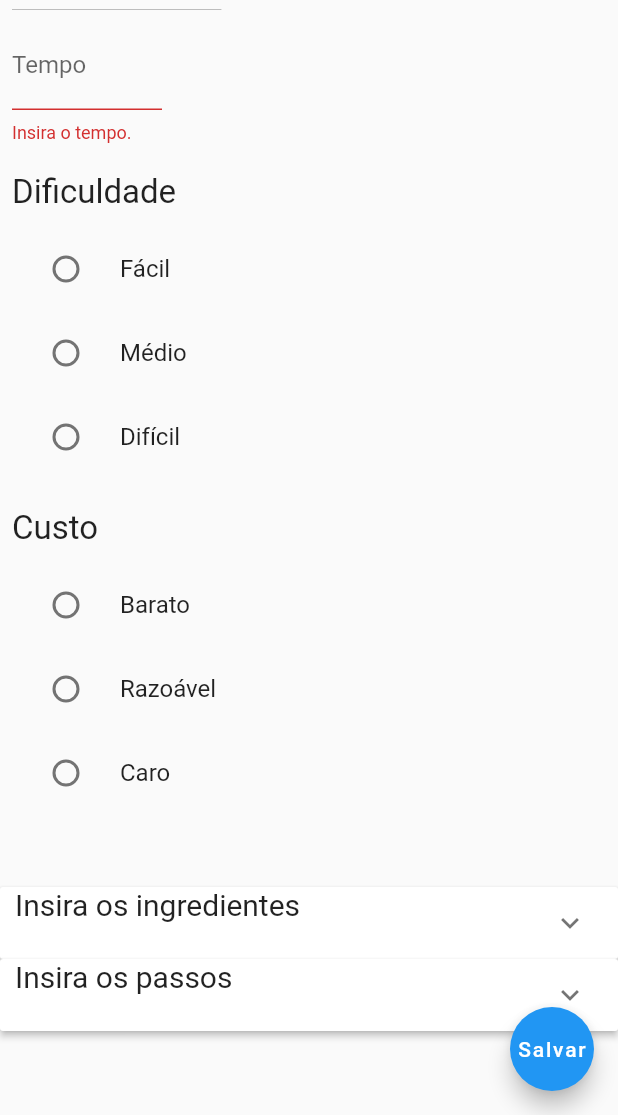
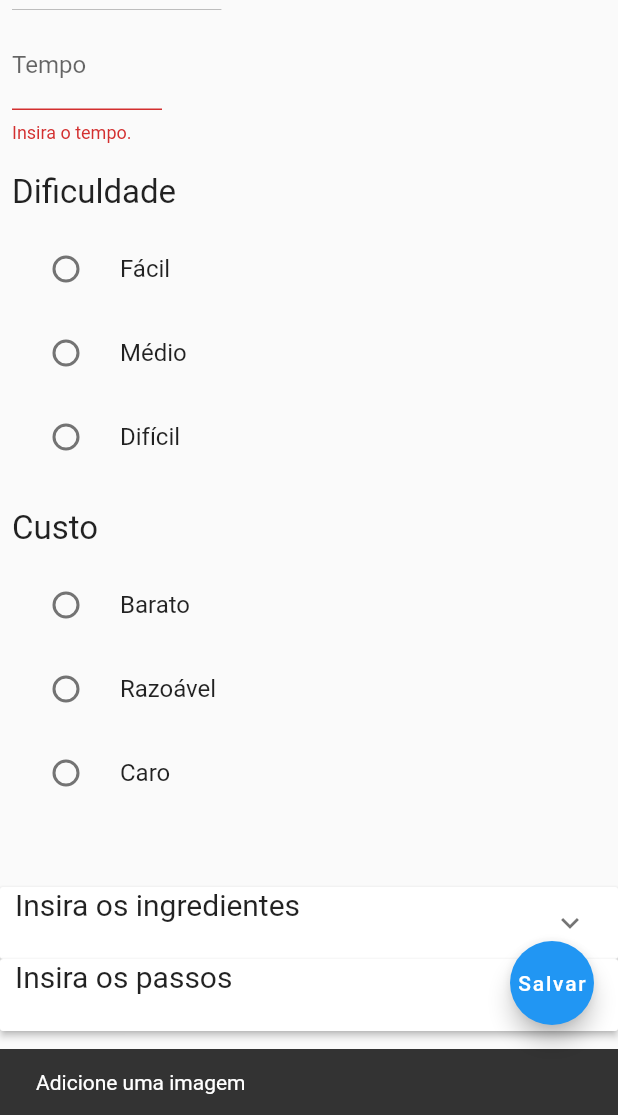
Before and after one commit to adrianoaraujo0/app_refeicoes, a Flutter app: the RegistrationPage screen opened directly with empty values, scrolled down 318 dp, after a tap on "Salvar", on a phone screen of 412 x 824 dp, the part 121-1236 px from its top. Run offline on Flutter 3.47's test engine with Material 2 defaults, Android fonts, the light colour scheme and no system bars; our stand-ins replace image_picker, rxdart, sqflite; accounts and stored records are empty.

Commit message:
validacao no form implementada

```diff
--- a/lib/pages/registration/registration_controller.dart
+++ b/lib/pages/registration/registration_controller.dart
@@ -118,8 +118,41 @@ class RegistrationController{
     return lastMeal.id!;
   }
 
-  void formVerification() async{
-   formKey.currentState!.validate();
+  void validationExpansionList(bool changeToStep, Meal meal){
+     formKey.currentState!.validate();
+
+     if(changeToStep){
+      if(textControllerNameIngredient.text.isNotEmpty){
+        insertListIngredients(meal);
+      }
+     }else{
+      if(textControllerNameStep.text.isNotEmpty){
+        insertListStep(meal);
+      }
+     }
+  }
+
+  String validationForm(Meal meal){
+    if(meal.imgUrl == null ||  meal.imgUrl!.isEmpty){
+      return "Adicione uma imagem";
+    }else if(textControllerNameMeal.text.isEmpty){
+      return "Adicione o nome da receita";
+    }else if(meal.category == null || meal.category!.isEmpty){
+      return "Escolha a categoria da receita";
+    }else if(textControllerTimeMeal.text.isEmpty){
+      return "Adicione o tempo da receita";
+    }else if(meal.complexity == null || meal.complexity!.isEmpty){
+      return "Escolha a dificuldade da receita";
+    }else if(meal.cost == null){
+      return "Escolha o custo da receita";
+    }else if(meal.ingredientMeal.isEmpty){
+      return "Insira os ingredientes da receita";
+    }else if(meal.stepMeal.isEmpty){
+      return "Insira os passos da receita";
+    }else {
+      insertMealDatabase();
+      return "Receita salva com sucesso!";
+    }
   }
 
   void printTables() async{
--- a/lib/pages/registration/registration_page.dart
+++ b/lib/pages/registration/registration_page.dart
@@ -1,7 +1,5 @@
-import 'dart:async';
 import 'dart:developer';
 import 'dart:io';
-import 'package:app_refeicoes/models/ingredient_meal.dart';
 import 'package:app_refeicoes/models/meal.dart';
 import 'package:app_refeicoes/pages/registration/registration_controller.dart';
 import 'package:flutter/material.dart';
@@ -31,12 +29,9 @@ class _RegistrationPageState extends State<RegistrationPage> {
 
   @override
   Widget build(BuildContext context) {
-    return Scaffold(
-      appBar: AppBar(backgroundColor: Colors.red),
-      body: StreamBuilder<Meal>(
+    return StreamBuilder<Meal>(
       stream: registrationController.controllerMeal.stream,
       builder: (context, snapshot) {
-          if(snapshot.data != null){
           // print("id: ${snapshot.data!.id}");
           // print("img: ${snapshot.data!.imgUrl}");
           // print("name: ${snapshot.data!.name}");
@@ -46,7 +41,10 @@ class _RegistrationPageState extends State<RegistrationPage> {
           // print("cost: ${snapshot.data!.cost}");
           // print("isExpandedIngredient: ${snapshot.data!.ingredientIsExpanded}");
           // print("isExpandedStep: ${snapshot.data!.stepIsExpanded}");
-          return SingleChildScrollView(
+        if(snapshot.data != null){
+          return Scaffold(
+            appBar: AppBar(backgroundColor: Colors.red),
+            body: SingleChildScrollView(
             child: Form(
               key: registrationController.formKey,
               child: Column(
@@ -62,19 +60,19 @@ class _RegistrationPageState extends State<RegistrationPage> {
                 ],
               ),
             ),
+          ),
+          floatingActionButton: FloatingActionButton(
+            child: const Text("Salvar"),
+              onPressed: (){
+                    registrationController.formKey.currentState!.validate();
+                    buildSnackBarFromSaveButton(snapshot.data!);
+                    // registrationController.insertMealDatabase(category: category);
+              }
+            ),
           );
         }
         return Container();
       }
-      ),
-      floatingActionButton: FloatingActionButton(
-        child: const Text("Salvar"),
-        onPressed: (){
-
-          registrationController.formVerification();
-          // registrationController.insertMealDatabase(category: category);
-        }
-      ),
     );
   }
 
@@ -229,7 +227,7 @@ class _RegistrationPageState extends State<RegistrationPage> {
             );
           },
           body: Padding(
-            padding: const EdgeInsets.symmetric(horizontal: 10),
+            padding: const EdgeInsets.fromLTRB(10, 0, 10, 30),
             child: Column(
               mainAxisAlignment: MainAxisAlignment.start,
               children: [
@@ -251,16 +249,7 @@ class _RegistrationPageState extends State<RegistrationPage> {
                       ),
                     IconButton(
                       onPressed: (){
-                        registrationController.formVerification();
-                        if(changeToStep){
-                          if(registrationController.textControllerNameIngredient.text.isNotEmpty){
-                            registrationController.insertListIngredients(meal);
-                          }
-                        }else{
-                          if(registrationController.textControllerNameStep.text.isNotEmpty){
-                            registrationController.insertListStep(meal);
-                          }
-                        }
+                        registrationController.validationExpansionList(changeToStep, meal);
                       },
                       icon: const Icon(Icons.add)
                     )
@@ -297,4 +286,11 @@ class _RegistrationPageState extends State<RegistrationPage> {
       }
     );
   }
+
+  ScaffoldFeatureController<SnackBar, SnackBarClosedReason> buildSnackBarFromSaveButton(Meal meal){
+    return ScaffoldMessenger.of(context).showSnackBar(
+      SnackBar(
+        content: Text(registrationController.validationForm(meal)))
+    );
   }
+}
```
Lines whose indentation alone changed are shown as unchanged.
